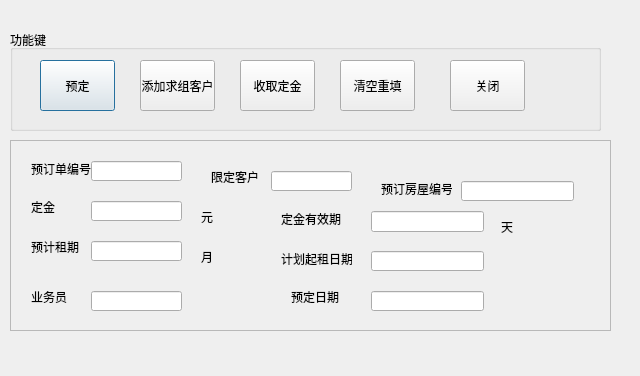
First picture: the form in bookrentals.ui, repository angeiv/house, before the edit.
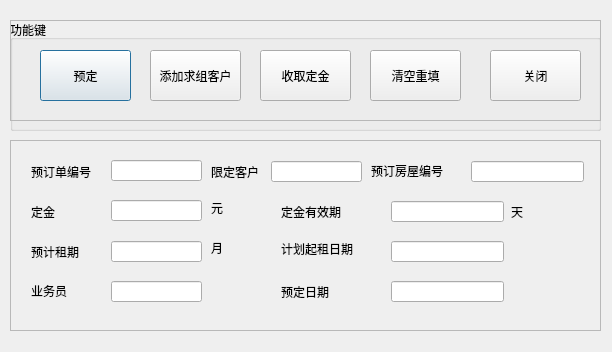
Second picture: the form after the edit.

The edit to the form file:
```diff
--- a/bookrentals.ui
+++ b/bookrentals.ui
@@ -6,8 +6,8 @@
    <rect>
     <x>0</x>
     <y>0</y>
-    <width>640</width>
-    <height>376</height>
+    <width>612</width>
+    <height>352</height>
    </rect>
   </property>
   <property name="acceptDrops">
@@ -20,9 +20,9 @@
    <property name="geometry">
     <rect>
      <x>10</x>
-     <y>30</y>
+     <y>20</y>
      <width>591</width>
-     <height>101</height>
+     <height>111</height>
     </rect>
    </property>
    <property name="title">
@@ -33,7 +33,7 @@
      <rect>
       <x>30</x>
       <y>30</y>
-      <width>75</width>
+      <width>91</width>
       <height>51</height>
      </rect>
     </property>
@@ -44,9 +44,9 @@
    <widget class="QPushButton" name="pushButton_2">
     <property name="geometry">
      <rect>
-      <x>130</x>
+      <x>140</x>
       <y>30</y>
-      <width>75</width>
+      <width>91</width>
       <height>51</height>
      </rect>
     </property>
@@ -57,9 +57,9 @@
    <widget class="QPushButton" name="pushButton_3">
     <property name="geometry">
      <rect>
-      <x>230</x>
+      <x>250</x>
       <y>30</y>
-      <width>75</width>
+      <width>91</width>
       <height>51</height>
      </rect>
     </property>
@@ -70,9 +70,9 @@
    <widget class="QPushButton" name="pushButton_4">
     <property name="geometry">
      <rect>
-      <x>330</x>
+      <x>360</x>
       <y>30</y>
-      <width>75</width>
+      <width>91</width>
       <height>51</height>
      </rect>
     </property>
@@ -83,9 +83,9 @@
    <widget class="QPushButton" name="pushButton_5">
     <property name="geometry">
      <rect>
-      <x>440</x>
+      <x>480</x>
       <y>30</y>
-      <width>75</width>
+      <width>91</width>
       <height>51</height>
      </rect>
     </property>
@@ -93,13 +93,35 @@
      <string>关闭</string>
     </property>
    </widget>
+   <widget class="QFrame" name="frame">
+    <property name="geometry">
+     <rect>
+      <x>0</x>
+      <y>0</y>
+      <width>591</width>
+      <height>101</height>
+     </rect>
+    </property>
+    <property name="frameShape">
+     <enum>QFrame::StyledPanel</enum>
+    </property>
+    <property name="frameShadow">
+     <enum>QFrame::Raised</enum>
+    </property>
+   </widget>
+   <zorder>frame</zorder>
+   <zorder>btnBook</zorder>
+   <zorder>btnAdd</zorder>
+   <zorder>btnCol</zorder>
+   <zorder>btnClear</zorder>
+   <zorder>btnClose</zorder>
   </widget>
   <widget class="QScrollArea" name="scrollArea">
    <property name="geometry">
     <rect>
      <x>10</x>
      <y>140</y>
-     <width>601</width>
+     <width>591</width>
      <height>191</height>
     </rect>
    </property>
@@ -120,7 +142,7 @@
      <rect>
       <x>0</x>
       <y>0</y>
-      <width>599</width>
+      <width>589</width>
       <height>189</height>
      </rect>
     </property>
@@ -129,8 +151,8 @@
       <rect>
        <x>20</x>
        <y>20</y>
-       <width>61</width>
-       <height>16</height>
+       <width>81</width>
+       <height>21</height>
       </rect>
      </property>
      <property name="text">
@@ -142,8 +164,8 @@
       <rect>
        <x>20</x>
        <y>60</y>
-       <width>54</width>
-       <height>12</height>
+       <width>81</width>
+       <height>21</height>
       </rect>
      </property>
      <property name="text">
@@ -155,8 +177,8 @@
       <rect>
        <x>20</x>
        <y>100</y>
-       <width>54</width>
-       <height>12</height>
+       <width>71</width>
+       <height>21</height>
       </rect>
      </property>
      <property name="text">
@@ -167,9 +189,9 @@
      <property name="geometry">
       <rect>
        <x>20</x>
-       <y>150</y>
-       <width>54</width>
-       <height>12</height>
+       <y>140</y>
+       <width>81</width>
+       <height>20</height>
       </rect>
      </property>
      <property name="text">
@@ -180,9 +202,9 @@
      <property name="geometry">
       <rect>
        <x>200</x>
-       <y>30</y>
-       <width>54</width>
-       <height>12</height>
+       <y>20</y>
+       <width>61</width>
+       <height>21</height>
       </rect>
      </property>
      <property name="text">
@@ -192,10 +214,10 @@
     <widget class="QLabel" name="label_6">
      <property name="geometry">
       <rect>
-       <x>190</x>
-       <y>70</y>
+       <x>200</x>
+       <y>51</y>
        <width>54</width>
-       <height>12</height>
+       <height>31</height>
       </rect>
      </property>
      <property name="text">
@@ -205,10 +227,10 @@
     <widget class="QLabel" name="label_7">
      <property name="geometry">
       <rect>
-       <x>190</x>
-       <y>110</y>
-       <width>54</width>
-       <height>12</height>
+       <x>200</x>
+       <y>91</y>
+       <width>31</width>
+       <height>31</height>
       </rect>
      </property>
      <property name="text">
@@ -218,10 +240,10 @@
     <widget class="QLabel" name="label_8">
      <property name="geometry">
       <rect>
-       <x>280</x>
-       <y>150</y>
-       <width>54</width>
-       <height>12</height>
+       <x>270</x>
+       <y>140</y>
+       <width>101</width>
+       <height>21</height>
       </rect>
      </property>
      <property name="text">
@@ -232,8 +254,8 @@
      <property name="geometry">
       <rect>
        <x>270</x>
-       <y>110</y>
-       <width>71</width>
+       <y>100</y>
+       <width>101</width>
        <height>16</height>
       </rect>
      </property>
@@ -245,9 +267,9 @@
      <property name="geometry">
       <rect>
        <x>270</x>
-       <y>70</y>
-       <width>71</width>
-       <height>16</height>
+       <y>60</y>
+       <width>91</width>
+       <height>21</height>
       </rect>
      </property>
      <property name="text">
@@ -257,10 +279,10 @@
     <widget class="QLabel" name="label_11">
      <property name="geometry">
       <rect>
-       <x>370</x>
-       <y>40</y>
-       <width>71</width>
-       <height>16</height>
+       <x>360</x>
+       <y>19</y>
+       <width>91</width>
+       <height>21</height>
       </rect>
      </property>
      <property name="text">
@@ -270,40 +292,40 @@
     <widget class="QLineEdit" name="lineEdit">
      <property name="geometry">
       <rect>
-       <x>80</x>
-       <y>20</y>
+       <x>100</x>
+       <y>19</y>
        <width>91</width>
-       <height>20</height>
+       <height>21</height>
       </rect>
      </property>
     </widget>
     <widget class="QLineEdit" name="lineEdit_2">
      <property name="geometry">
       <rect>
-       <x>80</x>
-       <y>60</y>
+       <x>100</x>
+       <y>59</y>
        <width>91</width>
-       <height>20</height>
+       <height>21</height>
       </rect>
      </property>
     </widget>
     <widget class="QLineEdit" name="lineEdit_3">
      <property name="geometry">
       <rect>
-       <x>80</x>
+       <x>100</x>
        <y>100</y>
        <width>91</width>
-       <height>20</height>
+       <height>21</height>
       </rect>
      </property>
     </widget>
     <widget class="QLineEdit" name="lineEdit_4">
      <property name="geometry">
       <rect>
-       <x>80</x>
-       <y>150</y>
+       <x>100</x>
+       <y>140</y>
        <width>91</width>
-       <height>20</height>
+       <height>21</height>
       </rect>
      </property>
     </widget>
@@ -311,27 +333,27 @@
      <property name="geometry">
       <rect>
        <x>260</x>
-       <y>30</y>
-       <width>81</width>
-       <height>20</height>
+       <y>20</y>
+       <width>91</width>
+       <height>21</height>
       </rect>
      </property>
     </widget>
     <widget class="QLineEdit" name="lineEdit_6">
      <property name="geometry">
       <rect>
-       <x>450</x>
-       <y>40</y>
+       <x>460</x>
+       <y>20</y>
        <width>113</width>
-       <height>20</height>
+       <height>21</height>
       </rect>
      </property>
     </widget>
     <widget class="QLineEdit" name="lineEdit_7">
      <property name="geometry">
       <rect>
-       <x>360</x>
-       <y>70</y>
+       <x>380</x>
+       <y>60</y>
        <width>113</width>
        <height>21</height>
       </rect>
@@ -340,30 +362,30 @@
     <widget class="QLineEdit" name="lineEdit_8">
      <property name="geometry">
       <rect>
-       <x>360</x>
-       <y>110</y>
+       <x>380</x>
+       <y>100</y>
        <width>113</width>
-       <height>20</height>
+       <height>21</height>
       </rect>
      </property>
     </widget>
     <widget class="QLineEdit" name="lineEdit_9">
      <property name="geometry">
       <rect>
-       <x>360</x>
-       <y>150</y>
+       <x>380</x>
+       <y>140</y>
        <width>113</width>
-       <height>20</height>
+       <height>21</height>
       </rect>
      </property>
     </widget>
     <widget class="QLabel" name="label_12">
      <property name="geometry">
       <rect>
-       <x>490</x>
-       <y>80</y>
-       <width>54</width>
-       <height>12</height>
+       <x>500</x>
+       <y>60</y>
+       <width>21</width>
+       <height>21</height>
       </rect>
      </property>
      <property name="text">
```
Left out of the diff: 28 changed lines with no effect on the pictures.
